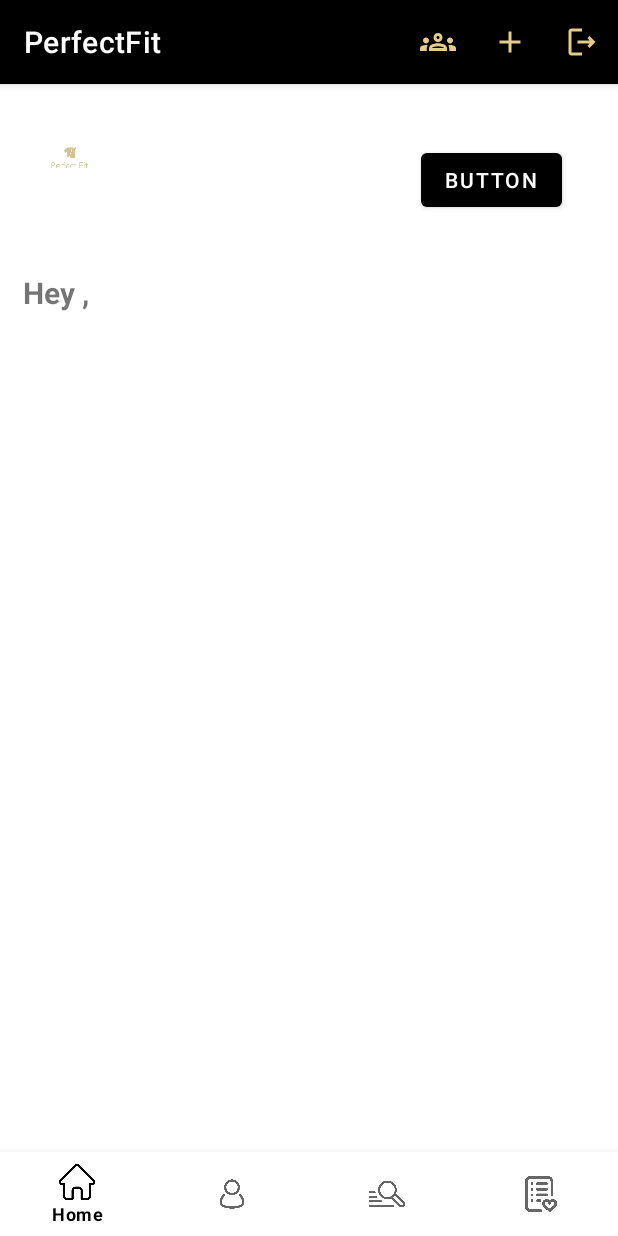
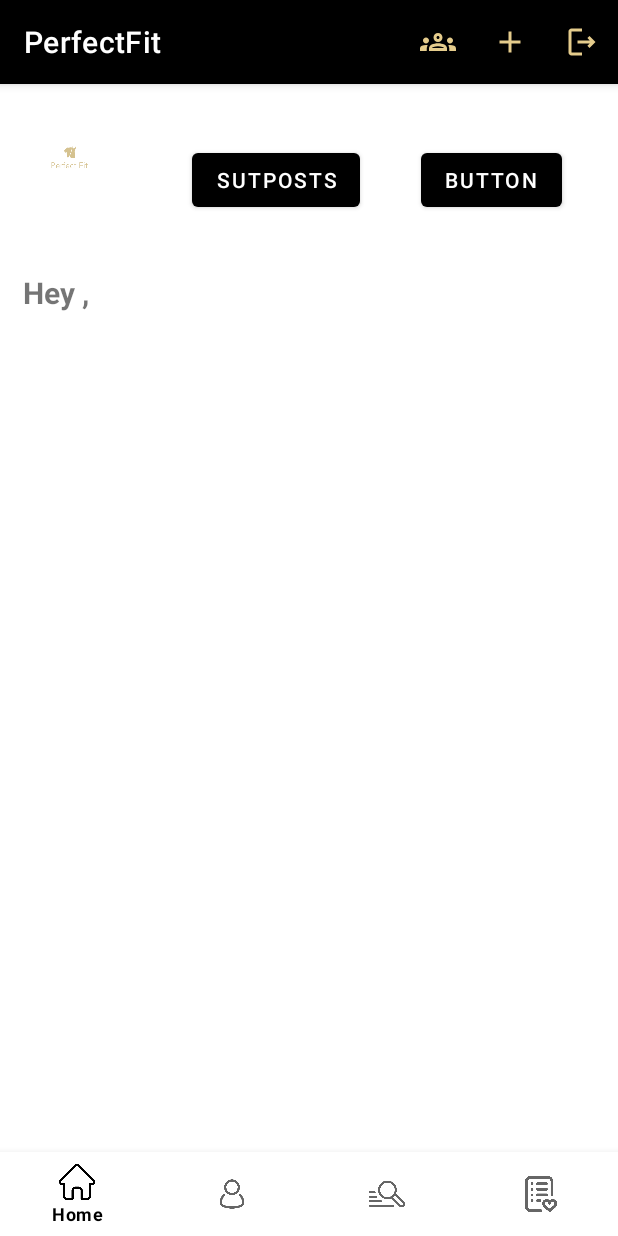
Before and after one commit to kelysot/PerfectFitApp-Android, an Android app: the HomePageFragment screen opened directly, with no data from a screen before it, on a phone screen of 412 x 824 dp. Run offline under Robolectric (Android 15) with nearby library versions, the light colour scheme and no system bars; our stand-ins replace Picasso, navigation-ui; pictures from the network do not load; 2 statements that could not run were skipped.

Commit message:
Add function of "getSuitablePosts" - the first step of algorithms.

```diff
--- a/app/src/main/java/com/example/perfectfitapp_android/HomePageFragment.java
+++ b/app/src/main/java/com/example/perfectfitapp_android/HomePageFragment.java
@@ -60,7 +60,7 @@ public class HomePageFragment extends Fragment {
     MyAdapter adapter;
     TextView userName;
     SwipeRefreshLayout swipeRefresh;
-    Button checkDate;
+    Button checkDate, sutPosts;
 
 
     @Override
@@ -117,6 +117,12 @@ public class HomePageFragment extends Fragment {
             Model.instance.getDates("Sun Apr 17 2022 14:54:53 GMT+0300",isSuccess -> {
                 //TODO:
             });
+        });
+
+        sutPosts = view.findViewById(R.id.sutPosts);
+        sutPosts.setOnClickListener(v -> {
+            System.out.println("----------------------------------- " + Model.instance.getProfile().getUserName());
+            Model.instance.getSuitablePosts(Model.instance.getProfile().getUserName());
         });
 
         Model.instance.refreshPostsList();
--- a/app/src/main/java/com/example/perfectfitapp_android/RetrofitInterface.java
+++ b/app/src/main/java/com/example/perfectfitapp_android/RetrofitInterface.java
@@ -124,6 +124,8 @@ public interface RetrofitInterface {
     @GET("/post/getPostsBySubCategoryId/{subCategoryId}")
     Call<JsonArray> getPostsBySubCategoryId(@Header("authorization") String token, @Path("subCategoryId") String subCategoryId);
 
+    @GET("/post/getSuitablePosts/{profileId}")
+    Call<JsonArray> getSuitablePosts(@Header("authorization") String token, @Path("profileId") String profileId);
     /*--------------------------------- Category -------------------------------*/
 
     @GET("/category/{gender}")
--- a/app/src/main/res/layout/fragment_home_page.xml
+++ b/app/src/main/res/layout/fragment_home_page.xml
@@ -87,4 +87,17 @@
         app:layout_constraintTop_toTopOf="parent"
         app:layout_constraintVertical_bias="0.0" />
 
+    <Button
+        android:id="@+id/sutPosts"
+        android:layout_width="wrap_content"
+        android:layout_height="wrap_content"
+        android:layout_marginTop="20dp"
+        android:text="sutPosts"
+        app:layout_constraintBottom_toTopOf="@+id/home_page_name_tv"
+        app:layout_constraintEnd_toStartOf="@+id/check_date"
+        app:layout_constraintHorizontal_bias="0.473"
+        app:layout_constraintStart_toEndOf="@+id/imageView2"
+        app:layout_constraintTop_toTopOf="parent"
+        app:layout_constraintVertical_bias="0.35" />
+
 </androidx.constraintlayout.widget.ConstraintLayout>
```
Also changed, not shown: app/src/main/java/com/example/perfectfitapp_android/model/Model.java (+10 -0 lines), app/src/main/java/com/example/perfectfitapp_android/model/ModelServer/PostModelServer.java (+17 -0 lines).
